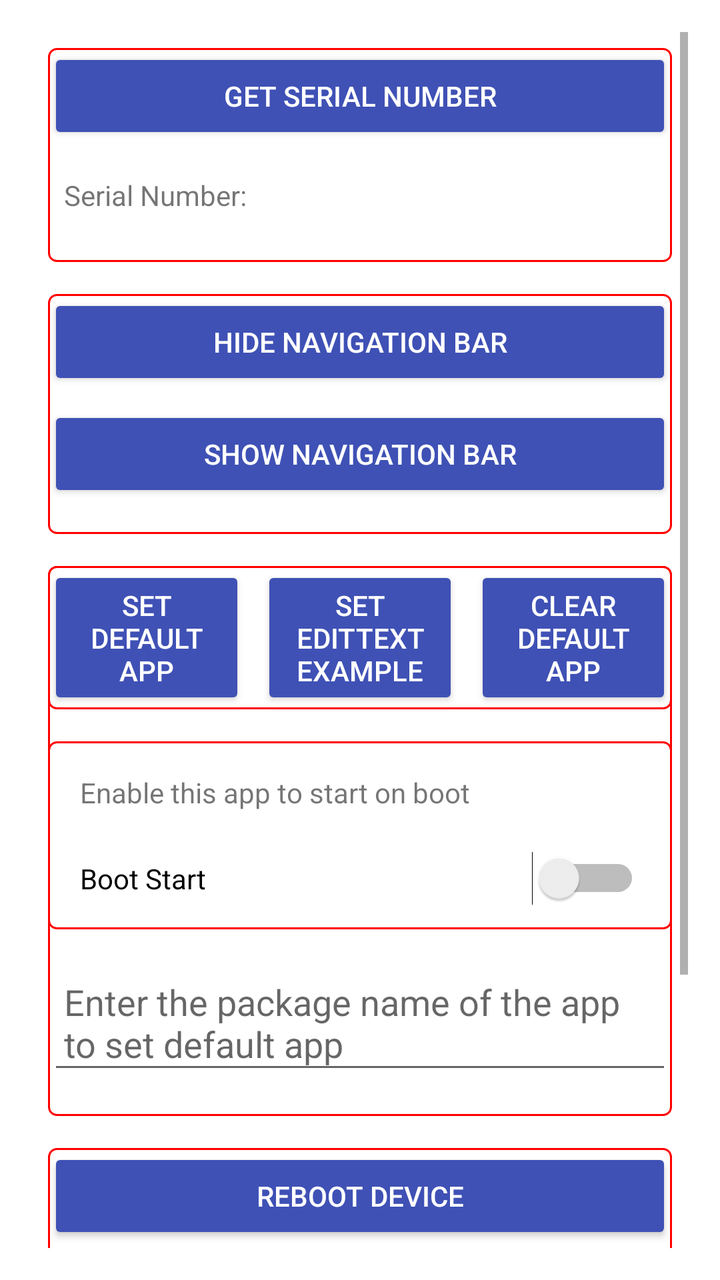
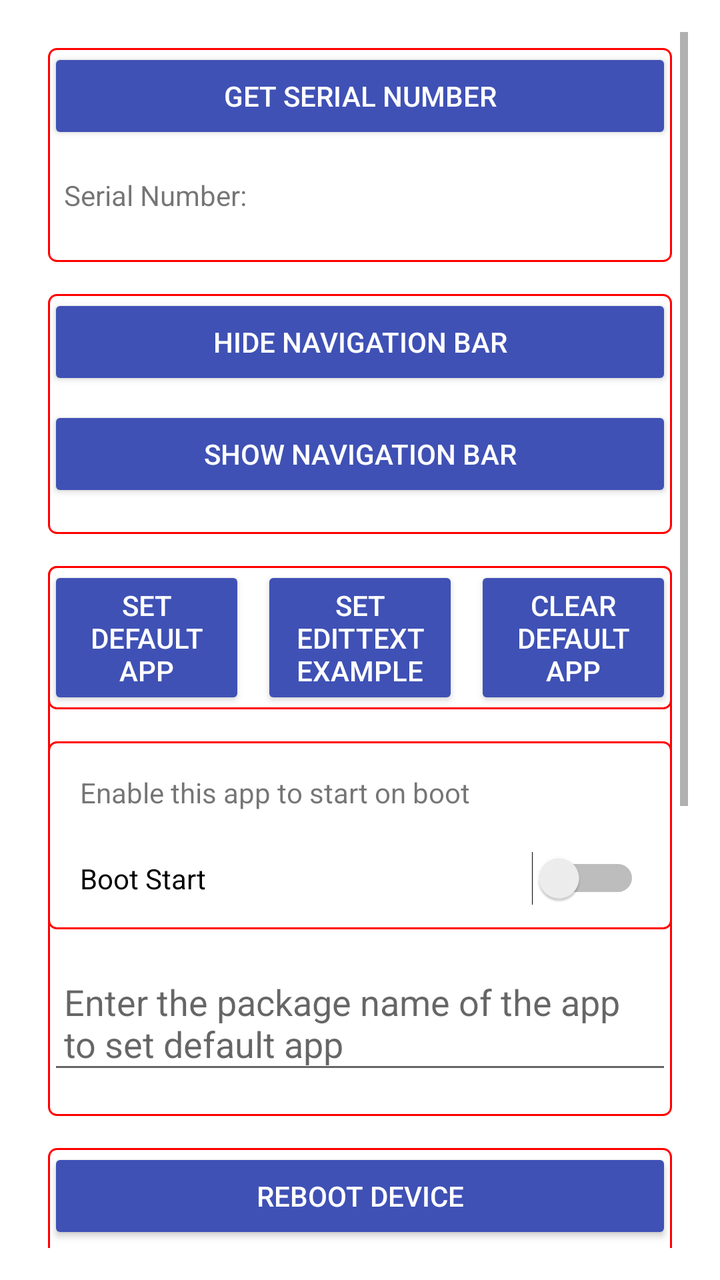

Two renders of the same Android screen: before a commit and after it. Below are the layout's source before the change and the commit's diff.
<!-- AndroidManifest.xml: application theme Theme.MaterialComponents.Light.NoActionBar -->
<!-- res/layout/activity_device_api.xml -->
<?xml version="1.0" encoding="utf-8"?>
<ScrollView xmlns:android="http://schemas.android.com/apk/res/android"
    android:layout_width="match_parent"
    android:layout_height="wrap_content"
    android:padding="16dp">

    <LinearLayout
        android:layout_width="match_parent"
        android:layout_height="wrap_content"
        android:orientation="vertical"
        android:padding="8dp">

        
        <LinearLayout
            android:background="@drawable/border_background"
            android:layout_width="match_parent"
            android:layout_height="wrap_content"
            android:orientation="vertical"
            android:layout_marginBottom="16dp">

            <Button
                android:id="@+id/btn_get_serial_number"
                android:layout_width="match_parent"
                android:layout_height="wrap_content"
                android:onClick="getSerialNumber"
                android:text="Get Serial Number"
                android:textColor="#FFFFFF"
                android:backgroundTint="#3F51B5"
                android:layout_marginBottom="8dp" />

            <TextView
                android:id="@+id/tv_SerialNumber"
                android:layout_width="match_parent"
                android:layout_height="wrap_content"
                android:text="Serial Number:"
                android:textAlignment="center"
                android:padding="8dp"
                android:layout_marginBottom="16dp" />
        </LinearLayout>

        
        <LinearLayout
            android:background="@drawable/border_background"
            android:layout_width="match_parent"
            android:layout_height="wrap_content"
            android:orientation="vertical"
            android:layout_marginBottom="16dp">

            <Button
                android:id="@+id/btn_hide_navigation"
                android:layout_width="match_parent"
                android:layout_height="wrap_content"
                android:onClick="hide_navigation"
                android:text="Hide Navigation Bar"
                android:textColor="#FFFFFF"
                android:backgroundTint="#3F51B5"
                android:layout_marginBottom="8dp" />

            <Button
                android:id="@+id/btn_show_navigation"
                android:layout_width="match_parent"
                android:layout_height="wrap_content"
                android:onClick="show_navigation"
                android:text="Show Navigation Bar"
                android:textColor="#FFFFFF"
                android:backgroundTint="#3F51B5"
                android:layout_marginBottom="16dp" />
        </LinearLayout>

        
        <LinearLayout
            android:visibility="gone"
            android:background="@drawable/border_background"
            android:layout_width="match_parent"
            android:layout_height="wrap_content"
            android:orientation="vertical"
            android:layout_marginBottom="16dp">

            <TextView
                android:layout_width="match_parent"
                android:layout_height="wrap_content"
                android:text="The installed APK should be named test.apk and placed in the root directory"
                android:textAlignment="center"
                android:padding="8dp"
                android:layout_marginBottom="8dp" />

            <Button
                android:id="@+id/btn_install_app"
                android:layout_width="match_parent"
                android:layout_height="wrap_content"
                android:onClick="install_app"
                android:text="Silent Install APK"
                android:textColor="#FFFFFF"
                android:backgroundTint="#3F51B5"
                android:layout_marginBottom="16dp" />

            <EditText
                android:id="@+id/edt_appPackageName"
                android:layout_width="match_parent"
                android:layout_height="wrap_content"
                android:hint="Enter the package name of the app to uninstall"
                android:padding="8dp"
                android:layout_marginBottom="8dp" />

            <Button
                android:id="@+id/btn_uninstall_app"
                android:layout_width="match_parent"
                android:layout_height="wrap_content"
                android:onClick="unInstall_app"
                android:text="Silent Uninstall APK"
                android:textColor="#FFFFFF"
                android:backgroundTint="#3F51B5"
                android:layout_marginBottom="16dp" />
        </LinearLayout>

        
        <LinearLayout
            android:background="@drawable/border_background"
            android:layout_width="match_parent"
            android:layout_height="wrap_content"
            android:orientation="vertical"
            android:layout_marginBottom="16dp">

            <LinearLayout
                android:background="@drawable/border_background"
                android:layout_width="match_parent"
                android:layout_height="wrap_content"
                android:orientation="horizontal"
                android:gravity="center"
                android:layout_marginBottom="16dp">

                <Button
                    android:id="@+id/btn_set_default_app"
                    android:layout_width="0dp"
                    android:layout_height="wrap_content"
                    android:layout_weight="1"
                    android:onClick="set_default_app"
                    android:text="Set Default App"
                    android:textColor="#FFFFFF"
                    android:backgroundTint="#3F51B5"
                    android:layout_marginEnd="8dp" />

                <Button
                    android:id="@+id/btn_set_default_app_name"
                    android:layout_width="0dp"
                    android:layout_height="wrap_content"
                    android:layout_weight="1"
                    android:onClick="set_default_app_name"
                    android:text="Set EditText Example"
                    android:textColor="#FFFFFF"
                    android:backgroundTint="#3F51B5"
                    android:layout_marginEnd="8dp" />

                <Button
                    android:id="@+id/btn_clear_default_app_name"
                    android:layout_width="0dp"
                    android:layout_height="wrap_content"
                    android:layout_weight="1"
                    android:onClick="clear_default_app_name"
                    android:text="Clear Default App"
                    android:textColor="#FFFFFF"
                    android:backgroundTint="#3F51B5" />
            </LinearLayout>

            <LinearLayout
                android:background="@drawable/border_background"
                android:layout_width="match_parent"
                android:layout_height="wrap_content"
                android:orientation="vertical"
                android:padding="8dp"
                android:layout_marginBottom="16dp">

                <TextView
                    android:id="@+id/tv_open_boot_label"
                    android:layout_width="match_parent"
                    android:layout_height="wrap_content"
                    android:text="Enable this app to start on boot"
                    android:textAlignment="center"
                    android:padding="8dp"
                    android:layout_marginBottom="8dp" />

                <Switch
                    android:id="@+id/switch_open_boot"
                    android:layout_width="match_parent"
                    android:layout_height="wrap_content"
                    android:text="Boot Start"
                    android:padding="8dp" />
            </LinearLayout>

            <EditText
                android:id="@+id/edt_default_app"
                android:layout_width="match_parent"
                android:layout_height="wrap_content"
                android:hint="Enter the package name of the app to set default app"
                android:padding="8dp"
                android:layout_marginBottom="16dp" />
        </LinearLayout>

        
        <LinearLayout
            android:background="@drawable/border_background"
            android:layout_width="match_parent"
            android:layout_height="wrap_content"
            android:orientation="vertical"
            android:layout_marginBottom="16dp">

            <Button
                android:id="@+id/btn_reboot_device"
                android:layout_width="match_parent"
                android:layout_height="wrap_content"
                android:onClick="reboot"
                android:text="Reboot Device"
                android:textColor="#FFFFFF"
                android:backgroundTint="#3F51B5"
                android:layout_marginBottom="16dp" />
        </LinearLayout>

        
        <LinearLayout
            android:visibility="gone"
            android:background="@drawable/border_background"
            android:layout_width="match_parent"
            android:layout_height="wrap_content"
            android:orientation="vertical"
            android:layout_marginBottom="16dp">

            <EditText
                android:id="@+id/edt_packageName"
                android:layout_width="match_parent"
                android:layout_height="wrap_content"
                android:hint="Enter the package name of the app to keep alive"
                android:padding="8dp"
                android:layout_marginBottom="8dp" />

            <EditText
                android:id="@+id/edt_appActivityName"
                android:layout_width="match_parent"
                android:layout_height="wrap_content"
                android:hint="Enter the full path name of the app's launch activity"
                android:padding="8dp"
                android:layout_marginBottom="8dp" />

            <Button
                android:id="@+id/btn_add_alive_app"
                android:layout_width="match_parent"
                android:layout_height="wrap_content"
                android:onClick="addAliveApp"
                android:text="Add Keep-Alive App"
                android:textColor="#FFFFFF"
                android:backgroundTint="#3F51B5"
                android:layout_marginBottom="8dp" />

            <TextView
                android:id="@+id/tv_AliveApp"
                android:layout_width="match_parent"
                android:layout_height="wrap_content"
                android:text="note:The Alive function changes will only take effect after a reboot."
                android:textAlignment="center"
                android:padding="8dp"
                android:layout_marginBottom="8dp" />

            <Button
                android:id="@+id/btn_clear_alive_app"
                android:layout_width="match_parent"
                android:layout_height="wrap_content"
                android:onClick="clearAliveApp"
                android:text="Clear Keep-Alive Apps"
                android:textColor="#FFFFFF"
                android:backgroundTint="#3F51B5"
                android:layout_marginBottom="16dp" />
        </LinearLayout>


        
        <LinearLayout
            android:visibility="gone"
            android:background="@drawable/border_background"
            android:layout_width="match_parent"
            android:layout_height="wrap_content"
            android:orientation="vertical"
            android:layout_marginBottom="16dp">

            <TextView

                android:layout_width="match_parent"
                android:layout_height="wrap_content"
                android:text="note:Enter and Exit Sleep Mode Test: After clicking start, it will detect whether charging is in progress. If not charging, it will enter sleep mode and automatically wake up when charging begins."
                android:textAlignment="center"
                android:padding="8dp"
                android:layout_marginBottom="8dp" />

            <Button
                android:id="@+id/btn_begin_sleep_test"
                android:layout_width="match_parent"
                android:layout_height="wrap_content"
                android:onClick="btn_begin_sleep_test"
                android:text="begin_sleep_test"
                android:textColor="#FFFFFF"
                android:backgroundTint="#3F51B5"
                android:layout_marginBottom="8dp" />


        </LinearLayout>


        
        <LinearLayout
            android:background="@drawable/border_background"
            android:layout_width="match_parent"
            android:layout_height="wrap_content"
            android:orientation="vertical"
            android:layout_marginBottom="16dp">

            <EditText
                android:id="@+id/edt_run_cmd"
                android:layout_width="match_parent"
                android:layout_height="wrap_content"
                android:hint="Enter command"
                android:padding="8dp"
                android:layout_marginBottom="8dp" />

            <Button
                android:id="@+id/btn_run_cmd"
                android:layout_width="match_parent"
                android:layout_height="wrap_content"
                android:onClick="runCmd"
                android:text="Run Command"
                android:textColor="#FFFFFF"
                android:backgroundTint="#3F51B5"
                android:layout_marginBottom="8dp" />

            <TextView
                android:id="@+id/tv_run_cmd_label"
                android:layout_width="match_parent"
                android:layout_height="wrap_content"
                android:text="Run Command"
                android:textAlignment="center"
                android:padding="8dp"
                android:layout_marginBottom="8dp" />
        </LinearLayout>

        
        <Button
            android:id="@+id/btn_screenshot"
            android:layout_width="match_parent"
            android:layout_height="wrap_content"
            android:onClick="screenCap"
            android:text="Take Screenshot"
            android:textColor="#FFFFFF"
            android:backgroundTint="#3F51B5"
            android:visibility="gone" />
    </LinearLayout>
</ScrollView>
<!-- resources referenced by this layout -->
<resources>
  <!-- drawable border_background (drawable) -->
  <?xml version="1.0" encoding="utf-8"?>
  <shape xmlns:android="http://schemas.android.com/apk/res/android">
      <solid android:color="#FFFFFF" />
      <stroke
          android:width="1dp"
      android:color="#FF0000" />
      <corners android:radius="4dp" />
  </shape>
</resources>

<!-- the commit's change to res/layout/activity_device_api.xml (unified diff, before → after) -->
@@ -273,7 +273,7 @@
 
         
         <LinearLayout
-            android:visibility="gone"
+            android:visibility="visible"
             android:background="@drawable/border_background"
             android:layout_width="match_parent"
             android:layout_height="wrap_content"
